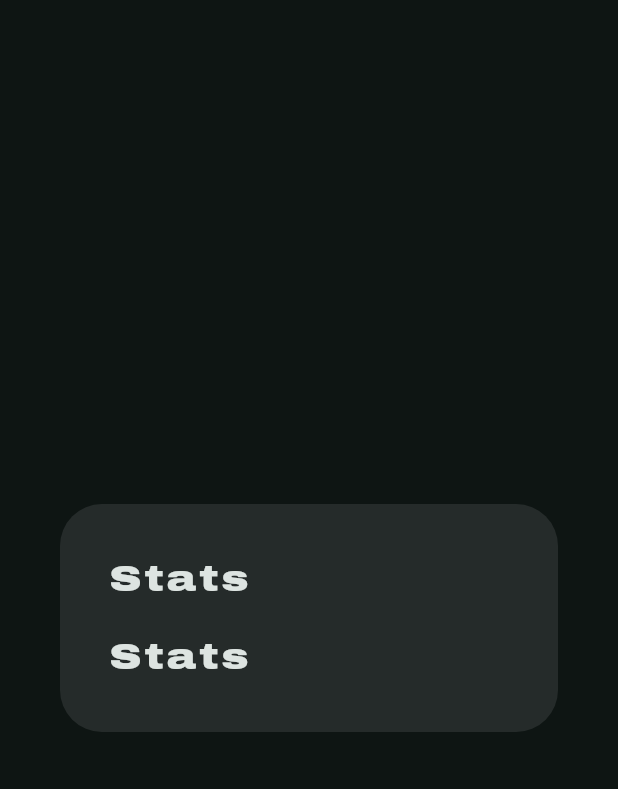
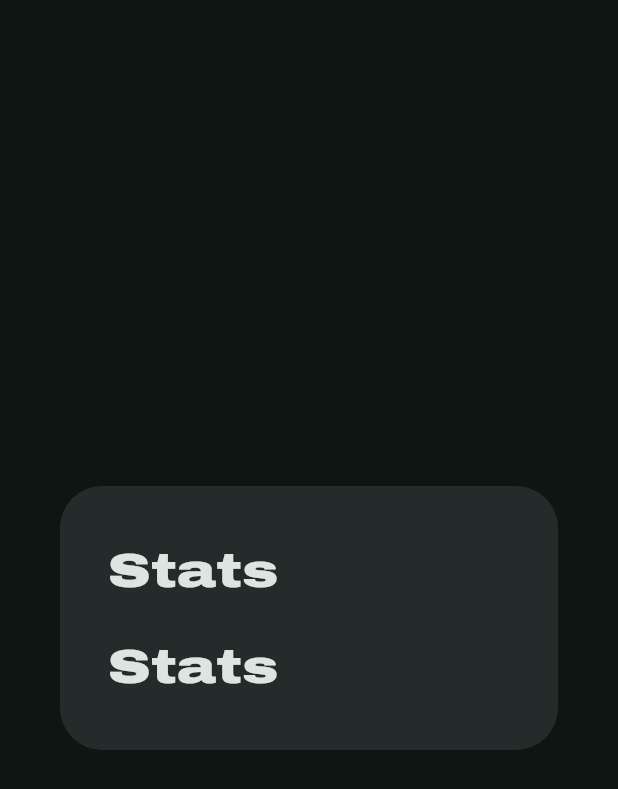
Before and after one commit to bgsulz/Lyrically, a Flutter app: the LyricallyDialog widget shown alone on an empty page, opened directly, on a phone screen of 412 x 824 dp. Shown: the top 789 px of the screen. Run offline on Flutter 3.47's test engine with Material 3 defaults, Android fonts, the phone set to English and light mode, and no system bars; our stand-ins replace cloud_firestore, firebase_core, go_router, searchfield, web; missing offline and left inert: glitters, mesh_gradient; accounts and stored records are empty; generated files the repository leaves out were written again.

Commit message:
Wider and bigger text

```diff
--- a/lib/game_widgets/dialog.dart
+++ b/lib/game_widgets/dialog.dart
@@ -14,7 +14,7 @@ class LyricallyDialog extends StatelessWidget {
   Widget build(BuildContext context) {
     return Dialog(
       child: SizedBox(
-        width: 480,
+        width: 640,
         child: SelectionArea(
           child: Padding(
             padding: const EdgeInsets.all(32.0),
--- a/lib/game_widgets/info.dart
+++ b/lib/game_widgets/info.dart
@@ -14,6 +14,7 @@ class SongInfoCard extends StatelessWidget {
       padding: const EdgeInsets.only(bottom: 8),
       child: SizedBox(
         width: double.infinity,
+        height: 60,
         child: TranslateOnHover(
           child: Container(
             decoration: BoxDecoration(
--- a/lib/game_widgets/results.dart
+++ b/lib/game_widgets/results.dart
@@ -50,6 +50,8 @@ class ResultDisplay extends StatelessWidget {
   }
 
   String _getText() {
-    return "Lyrically ${gameState.loadedDate.toString().split(' ')[0]}\n${GuessInfo.summarize(gameState.guesses)}";
+    return "Lyrically ${gameState.loadedDate.toString().split(' ')[0]}\n"
+        "${GuessInfo.summarize(gameState.guesses)}\n"
+        "https://lyrically.fun";
   }
 }
--- a/lib/main.dart
+++ b/lib/main.dart
@@ -1,6 +1,6 @@
 import 'firebase_options.dart';
 
-import 'package:flutter_web_plugins/flutter_web_plugins.dart';
+// import 'package:flutter_web_plugins/flutter_web_plugins.dart';
 
 import 'state.dart';
 import 'screen.dart';
--- a/lib/screen.dart
+++ b/lib/screen.dart
@@ -27,7 +27,7 @@ class LyricallyScreen extends StatelessWidget {
         backgroundColor: Colors.transparent,
         body: Center(
             child: ConstrainedBox(
-                constraints: const BoxConstraints(maxWidth: 480),
+                constraints: const BoxConstraints(maxWidth: 640),
                 child: Padding(
                   padding: const EdgeInsets.all(16),
                   child: child,
--- a/lib/screens/game.dart
+++ b/lib/screens/game.dart
@@ -44,7 +44,9 @@ Widget _buildPage(BuildContext context) {
       children: [
         const LyricallyAppBar(),
         const SizedBox(height: 16),
-        Text('Lyrically', style: Theme.of(context).textTheme.titleLarge),
+        FittedBox(
+            child: Text('Lyrically',
+                style: Theme.of(context).textTheme.titleLarge)),
         const SizedBox(height: 8),
         Text('What song are these lyrics from?'.toUpperCase(),
             style: Theme.of(context).textTheme.titleSmall),
--- a/lib/utility/style.dart
+++ b/lib/utility/style.dart
@@ -8,12 +8,13 @@ class Style {
         FontVariation("wght", 900),
         FontVariation("wdth", 125),
       ],
+      fontSize: 44,
     );
   }
 
-  static TextStyle get displayMedium => displayLarge;
+  static TextStyle get displayMedium => displayLarge.copyWith(fontSize: 32);
 
-  static TextStyle get displaySmall => displayLarge;
+  static TextStyle get displaySmall => displayLarge.copyWith(fontSize: 20);
 
   static TextStyle get headlineLarge {
     return const TextStyle(
@@ -22,12 +23,13 @@ class Style {
         FontVariation("wght", 900),
         FontVariation("wdth", 125),
       ],
+      fontSize: 44,
     );
   }
 
-  static TextStyle get headlineMedium => headlineLarge;
+  static TextStyle get headlineMedium => headlineLarge.copyWith(fontSize: 32);
 
-  static TextStyle get headlineSmall => headlineLarge;
+  static TextStyle get headlineSmall => headlineLarge.copyWith(fontSize: 20);
 
   static TextStyle get titleLarge {
     return const TextStyle(
@@ -36,17 +38,17 @@ class Style {
           FontVariation("wght", 900),
           FontVariation("wdth", 125),
         ],
-        fontSize: 40);
+        fontSize: 44);
   }
 
   static TextStyle get titleMedium => titleLarge.copyWith(
-        fontSize: 24,
-        letterSpacing: 2.0,
+        fontSize: 32,
+        // letterSpacing: 2.0,
       );
 
   static TextStyle get titleSmall => titleLarge.copyWith(
-        fontSize: 14,
-        letterSpacing: 2.0,
+        fontSize: 20,
+        // letterSpacing: 2.0,
       );
 
   static TextStyle get bodyLarge {
@@ -56,12 +58,13 @@ class Style {
         FontVariation("wght", 300),
         FontVariation("wdth", 100),
       ],
+      fontSize: 20,
     );
   }
 
-  static TextStyle get bodyMedium => bodyLarge;
+  static TextStyle get bodyMedium => bodyLarge.copyWith(fontSize: 18);
 
-  static TextStyle get bodySmall => bodyLarge;
+  static TextStyle get bodySmall => bodyLarge.copyWith(fontSize: 16);
 
   static TextStyle get labelLarge {
     return const TextStyle(
@@ -70,12 +73,13 @@ class Style {
         FontVariation("wght", 300),
         FontVariation("wdth", 100),
       ],
+      fontSize: 16,
     );
   }
 
-  static TextStyle get labelMedium => labelLarge;
+  static TextStyle get labelMedium => labelLarge.copyWith(fontSize: 17);
 
-  static TextStyle get labelSmall => labelLarge;
+  static TextStyle get labelSmall => labelLarge.copyWith(fontSize: 15);
 }
 
 class LyricallyThemeData {
```
Also changed, not shown: lib/game_widgets/lyric.dart (+6 -1 lines), lib/screens/archive.dart (+18 -1 lines), 1 other file.
